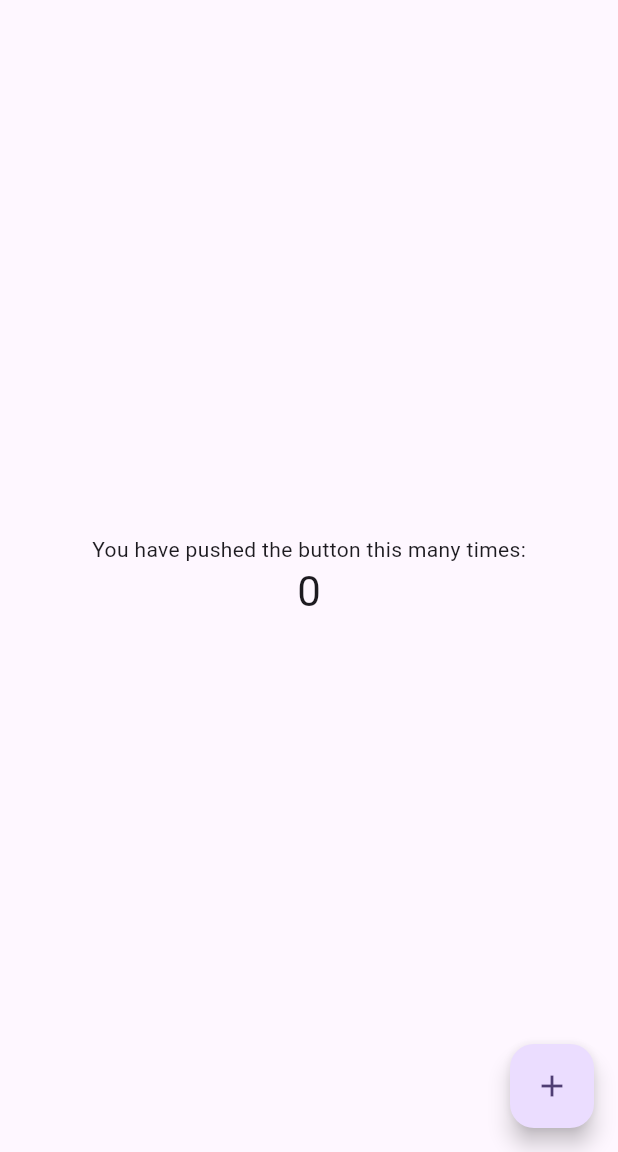
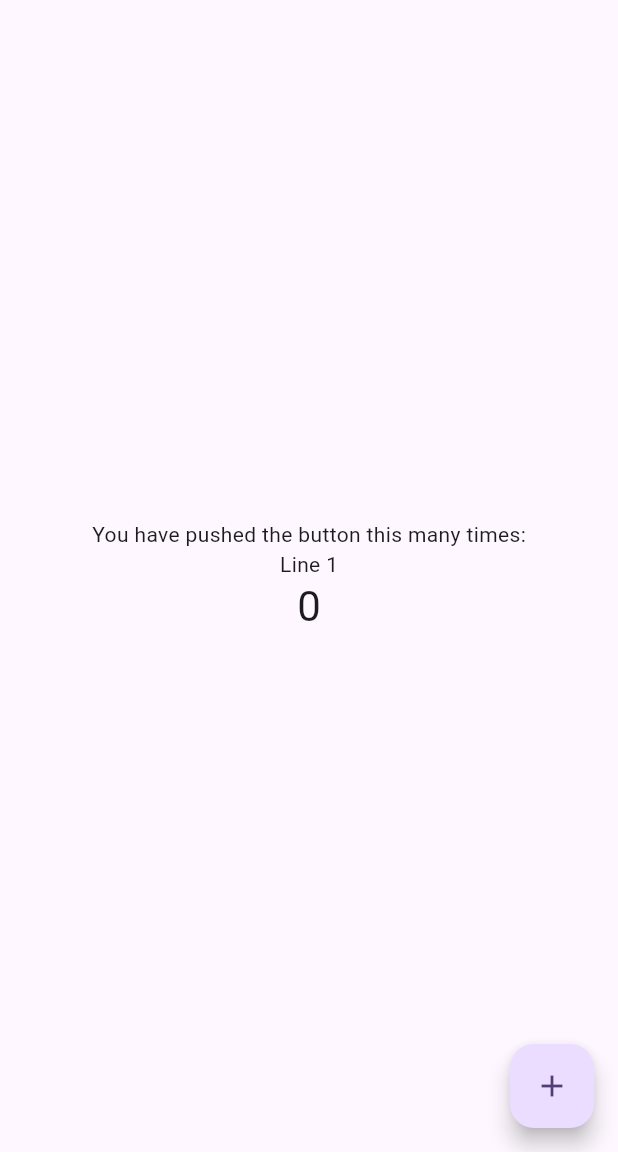
Before and after one commit to Mohammad-Saidi/flutter_github_practice, a Flutter app: the screen it shows after launch, on a phone screen of 412 x 824 dp, the part 84-1236 px from its top. Run offline on Flutter 3.47's test engine with Material 3 defaults, Android fonts, the phone set to English and light mode, and no system bars.

Commit message:
version 1.0.1

```diff
--- a/lib/main.dart
+++ b/lib/main.dart
@@ -7,27 +7,11 @@ void main() {
 class MyApp extends StatelessWidget {
   const MyApp({super.key});
 
-  // This widget is the root of your application.
   @override
   Widget build(BuildContext context) {
     return MaterialApp(
       title: 'Flutter Demo',
       theme: ThemeData(
-        // This is the theme of your application.
-        //
-        // TRY THIS: Try running your application with "flutter run". You'll see
-        // the application has a purple toolbar. Then, without quitting the app,
-        // try changing the seedColor in the colorScheme below to Colors.green
-        // and then invoke "hot reload" (save your changes or press the "hot
-        // reload" button in a Flutter-supported IDE, or press "r" if you used
-        // the command line to start the app).
-        //
-        // Notice that the counter didn't reset back to zero; the application
-        // state is not lost during the reload. To reset the state, use hot
-        // restart instead.
-        //
-        // This works for code too, not just values: Most code changes can be
-        // tested with just a hot reload.
         colorScheme: ColorScheme.fromSeed(seedColor: Colors.deepPurple),
         useMaterial3: true,
       ),
@@ -38,15 +22,6 @@ class MyApp extends StatelessWidget {
 
 class MyHomePage extends StatefulWidget {
   const MyHomePage({super.key, required this.title});
-
-  // This widget is the home page of your application. It is stateful, meaning
-  // that it has a State object (defined below) that contains fields that affect
-  // how it looks.
-
-  // This class is the configuration for the state. It holds the values (in this
-  // case the title) provided by the parent (in this case the App widget) and
-  // used by the build method of the State. Fields in a Widget subclass are
-  // always marked "final".
 
   final String title;
 
@@ -59,55 +34,25 @@ class _MyHomePageState extends State<MyHomePage> {
 
   void _incrementCounter() {
     setState(() {
-      // This call to setState tells the Flutter framework that something has
-      // changed in this State, which causes it to rerun the build method below
-      // so that the display can reflect the updated values. If we changed
-      // _counter without calling setState(), then the build method would not be
-      // called again, and so nothing would appear to happen.
       _counter++;
     });
   }
 
   @override
   Widget build(BuildContext context) {
-    // This method is rerun every time setState is called, for instance as done
-    // by the _incrementCounter method above.
-    //
-    // The Flutter framework has been optimized to make rerunning build methods
-    // fast, so that you can just rebuild anything that needs updating rather
-    // than having to individually change instances of widgets.
     return Scaffold(
       appBar: AppBar(
-        // TRY THIS: Try changing the color here to a specific color (to
-        // Colors.amber, perhaps?) and trigger a hot reload to see the AppBar
-        // change color while the other colors stay the same.
         backgroundColor: Theme.of(context).colorScheme.inversePrimary,
-        // Here we take the value from the MyHomePage object that was created by
-        // the App.build method, and use it to set our appbar title.
         title: Text(widget.title),
       ),
       body: Center(
-        // Center is a layout widget. It takes a single child and positions it
-        // in the middle of the parent.
         child: Column(
-          // Column is also a layout widget. It takes a list of children and
-          // arranges them vertically. By default, it sizes itself to fit its
-          // children horizontally, and tries to be as tall as its parent.
-          //
-          // Column has various properties to control how it sizes itself and
-          // how it positions its children. Here we use mainAxisAlignment to
-          // center the children vertically; the main axis here is the vertical
-          // axis because Columns are vertical (the cross axis would be
-          // horizontal).
-          //
-          // TRY THIS: Invoke "debug painting" (choose the "Toggle Debug Paint"
-          // action in the IDE, or press "p" in the console), to see the
-          // wireframe for each widget.
           mainAxisAlignment: MainAxisAlignment.center,
           children: <Widget>[
             const Text(
               'You have pushed the button this many times:',
             ),
+            const Text('Line 1'),
             Text(
               '$_counter',
               style: Theme.of(context).textTheme.headlineMedium,
@@ -119,7 +64,7 @@ class _MyHomePageState extends State<MyHomePage> {
         onPressed: _incrementCounter,
         tooltip: 'Increment',
         child: const Icon(Icons.add),
-      ), // This trailing comma makes auto-formatting nicer for build methods.
+      ),
     );
   }
 }
```
